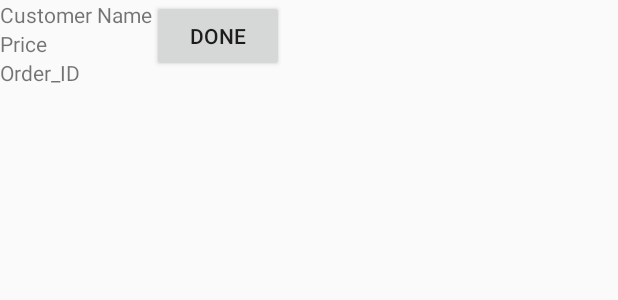
After one commit to aditya-2407/Canteen_App_Project, an Android app: the layout order_view.xml on its own in the app's theme, with its tools: preview values and no code run, on a phone screen of 412 x 824 dp. The commit adds this screen. Shown: the top 300 px of the screen. Run offline under Robolectric (Android 15) with nearby library versions, the phone set to English and light mode, and no system bars.

Commit message:
Order Activity Added to the Vendor_Side, Notification Remaining.

```diff
--- a/app/src/main/AndroidManifest.xml
+++ b/app/src/main/AndroidManifest.xml
@@ -14,6 +14,9 @@
         android:supportsRtl="true"
         android:theme="@style/Theme.CanteenApplication"
         tools:targetApi="31">
+        <activity
+            android:name=".Current_Orders"
+            android:exported="false" />
         <activity
             android:name=".Vendor.View_Menu"
             android:exported="false" />
--- a/app/src/main/java/com/example/canteenapplication/DataBases/Product.java
+++ b/app/src/main/java/com/example/canteenapplication/DataBases/Product.java
@@ -22,7 +22,7 @@ public class Product {
     }
 
     public String getId() {
-        System.out.println("Id: " + Id);
+//        System.out.println("Id: " + Id);
         return Id;
     }
 
--- /dev/null
+++ b/app/src/main/res/layout/order_view.xml
@@ -0,0 +1,55 @@
+<?xml version="1.0" encoding="utf-8"?>
+<LinearLayout xmlns:android="http://schemas.android.com/apk/res/android"
+    android:layout_width="match_parent"
+    android:layout_height="wrap_content">
+
+    <LinearLayout
+        android:layout_width="wrap_content"
+        android:layout_height="wrap_content"
+        android:orientation="vertical">
+
+        <TextView
+            android:id="@+id/cust_name"
+            android:layout_width="match_parent"
+            android:layout_height="wrap_content"
+            android:text="Customer Name" />
+
+        <TextView
+            android:id="@+id/prod_price"
+            android:layout_width="match_parent"
+            android:layout_height="wrap_content"
+            android:text="@string/price2" />
+
+        <TextView
+            android:id="@+id/order_id"
+            android:layout_width="match_parent"
+            android:layout_height="wrap_content"
+            android:text="Order_ID" />
+    </LinearLayout>
+
+    <LinearLayout
+        android:layout_width="wrap_content"
+        android:layout_height="wrap_content"
+        android:orientation="vertical">
+
+        <LinearLayout
+            android:layout_width="match_parent"
+            android:layout_height="wrap_content"
+            android:orientation="horizontal">
+
+            <Button
+                android:id="@+id/btn_done"
+                android:layout_width="wrap_content"
+                android:layout_height="wrap_content"
+                android:text="Done" />
+        </LinearLayout>
+
+        <LinearLayout
+            android:layout_width="match_parent"
+            android:layout_height="match_parent"
+            android:orientation="horizontal">
+        </LinearLayout>
+
+    </LinearLayout>
+
+</LinearLayout>
```
Also changed, not shown: app/src/main/java/com/example/canteenapplication/Current_Order_Adapter.java (added, +113 -0 lines), app/src/main/java/com/example/canteenapplication/Current_Orders.java (added, +276 -0 lines), app/src/main/java/com/example/canteenapplication/DataBases/Order.java (+28 -28 lines), app/src/main/java/com/example/canteenapplication/Vendor/Order_Struct.java (added, +36 -0 lines), app/src/main/java/com/example/canteenapplication/Vendor/Vendor_Side.java (+9 -1 lines), app/src/main/res/layout/activity_current_orders.xml (added, +31 -0 lines), app/src/main/res/layout/activity_vendor_side.xml (+23 -0 lines), 1 other file.
